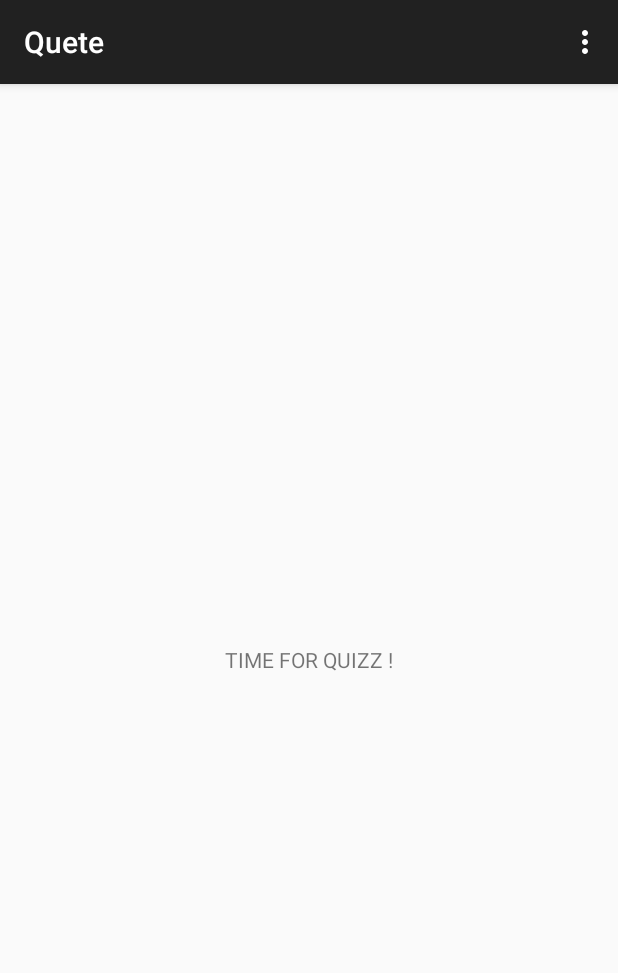
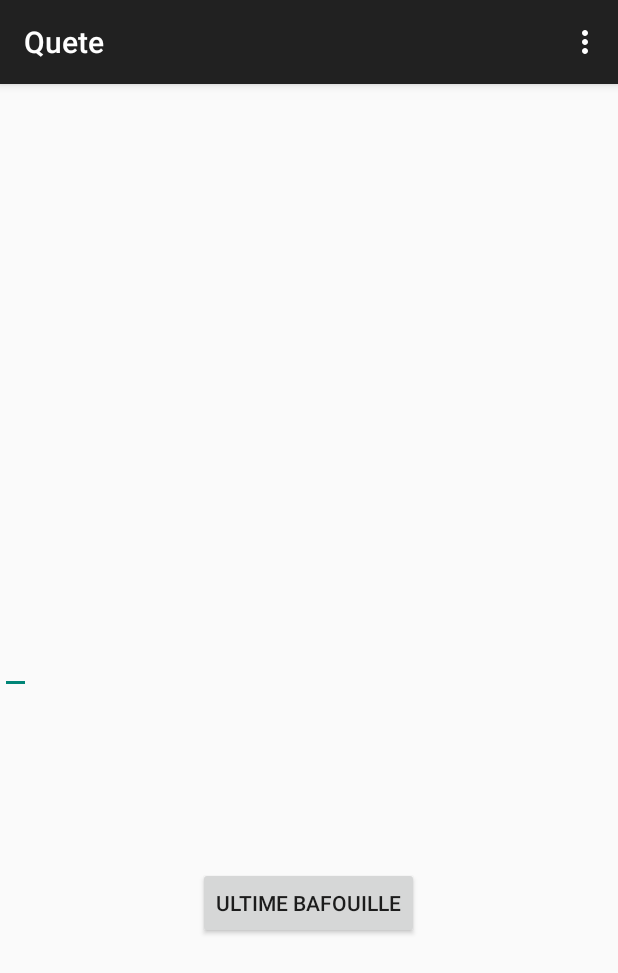
Before and after one commit to johanpicard/squirrel-saga, an Android app: the VueQueteIntelligence screen opened directly, with no data from a screen before it, on a phone screen of 412 x 824 dp. Shown: the top 973 px of the screen. Run offline under Robolectric (Android 15) with nearby library versions, the phone set to English and light mode, and no system bars; 3 statements that could not run were skipped.

Commit message:
Intégration des quêtes d'intelligence

```diff
--- a/app/src/main/java/com/squirrelsaga/modele/QueteForce.java
+++ b/app/src/main/java/com/squirrelsaga/modele/QueteForce.java
@@ -5,8 +5,8 @@ package com.squirrelsaga.modele;
  */
 
 public class QueteForce extends AbstractQuete {
-    public QueteForce(String titre, int intelligenceRequise, int vitesseRequise, int forceRequise, String texte, double latitude, double longitude) {
-        super(titre, intelligenceRequise, vitesseRequise, forceRequise, texte, latitude, longitude);
+    public QueteForce(String titre, int intelligenceRequise, int vitesseRequise, int forceRequise, String texte, double latitude, double longitude, int noisette, int recompense) {
+        super(titre, intelligenceRequise, vitesseRequise, forceRequise, texte, latitude, longitude, noisette, recompense);
     }
 
     @Override
--- a/app/src/main/java/com/squirrelsaga/modele/QueteVitesse.java
+++ b/app/src/main/java/com/squirrelsaga/modele/QueteVitesse.java
@@ -5,8 +5,8 @@ package com.squirrelsaga.modele;
  */
 
 public class QueteVitesse extends AbstractQuete {
-    public QueteVitesse(String titre, int intelligenceRequise, int vitesseRequise, int forceRequise, String texte, double latitude, double longitude) {
-        super(titre, intelligenceRequise, vitesseRequise, forceRequise, texte, latitude, longitude);
+    public QueteVitesse(String titre, int intelligenceRequise, int vitesseRequise, int forceRequise, String texte, double latitude, double longitude, int noisette, int recompense) {
+        super(titre, intelligenceRequise, vitesseRequise, forceRequise, texte, latitude, longitude, noisette, recompense);
     }
 
     @Override
--- a/app/src/main/res/layout/activity_vue_quete_intelligence.xml
+++ b/app/src/main/res/layout/activity_vue_quete_intelligence.xml
@@ -6,9 +6,32 @@
     android:paddingBottom="@dimen/activity_vertical_margin"
     tools:context="com.squirrelsaga.vue.VueQueteIntelligence">
 
-    <TextView android:text="TIME FOR QUIZZ !" android:layout_width="wrap_content"
+    <TextView
+        android:layout_width="wrap_content"
         android:layout_height="wrap_content"
-        android:layout_centerVertical="true"
+        android:layout_alignParentTop="true"
+        android:layout_alignParentLeft="true"
+        android:layout_alignParentStart="true"
+        android:layout_marginLeft="69dp"
+        android:layout_marginStart="69dp"
+        android:layout_marginTop="63dp"
+        android:id="@+id/question"
+        android:text="______" />
+
+    <Button
+        android:layout_width="wrap_content"
+        android:layout_height="wrap_content"
+        android:text="Ultime Bafouille"
+        android:id="@+id/button"
+        android:onClick="verifierReponse"
+        android:layout_marginBottom="198dp"
+        android:layout_alignParentBottom="true"
         android:layout_centerHorizontal="true" />
 
+    <EditText
+        android:layout_width="wrap_content"
+        android:layout_height="wrap_content"
+        android:id="@+id/editText"
+        android:layout_centerVertical="true" />
+
 </RelativeLayout>
```
Also changed, not shown: app/src/main/java/com/squirrelsaga/controleur/Controleur.java (+4 -3 lines), app/src/main/java/com/squirrelsaga/modele/AbstractQuete.java (+18 -1 lines), app/src/main/java/com/squirrelsaga/modele/Ecureuil.java (+14 -2 lines), app/src/main/java/com/squirrelsaga/modele/QueteIntelligence.java (+33 -4 lines), app/src/main/java/com/squirrelsaga/vue/VueQueteIntelligence.java (+47 -3 lines).
